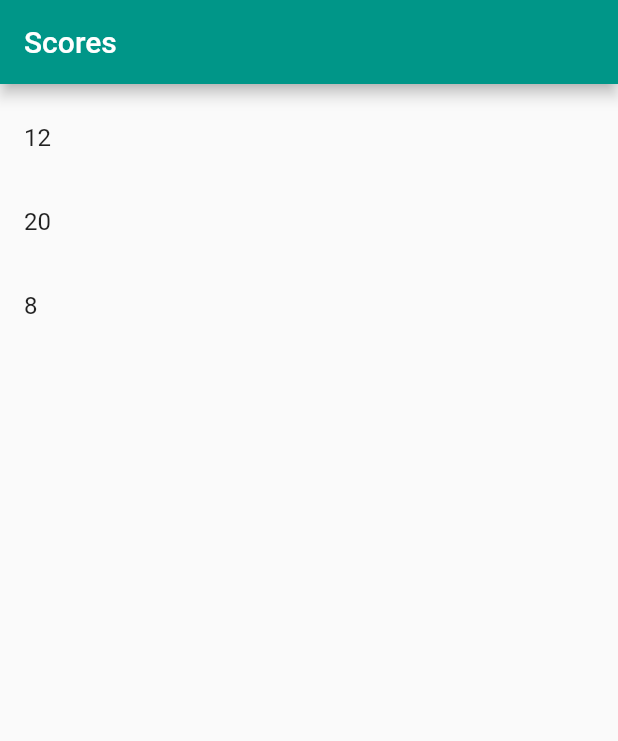
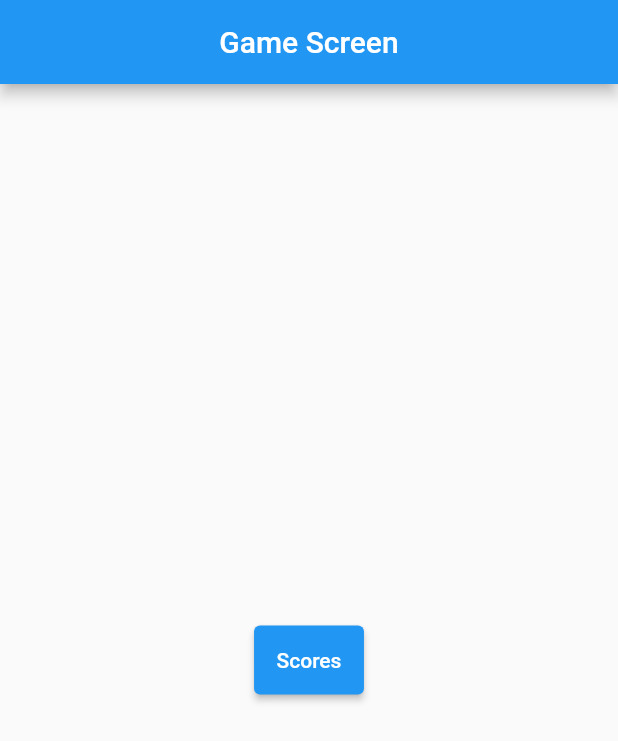
Before and after one commit to ryfuller03/project-3-sensory-overload, a Flutter app: the screen it shows after launch, on a phone screen of 412 x 824 dp. Shown: the top 741 px of the screen. Run offline on Flutter 3.47's test engine with Material 2 defaults, Android fonts, the light colour scheme and no system bars; our stand-ins replace sensors_plus; missing offline and left inert: dart:ffi.

Commit message:
Screen One Created

```diff
--- a/project_3_sensory_overload/lib/main.dart
+++ b/project_3_sensory_overload/lib/main.dart
@@ -8,103 +8,39 @@ void main() {
 class MyApp extends StatelessWidget {
   const MyApp({super.key});
 
-  // This widget is the root of your application.
   @override
   Widget build(BuildContext context) {
     return MaterialApp(
-      title: 'Score Page',
+      title: 'Direction Game',
+      home: MyHomePage(),
+      //change to game screen when pushed
       theme: ThemeData(
-        // This is the theme of your application.
-        //
-        // Try running your application with "flutter run". You'll see the
-        // application has a blue toolbar. Then, without quitting the app, try
-        // changing the primarySwatch below to Colors.green and then invoke
-        // "hot reload" (press "r" in the console where you ran "flutter run",
-        // or simply save your changes to "hot reload" in a Flutter IDE).
-        // Notice that the counter didn't reset back to zero; the application
-        // is not restarted.
-        primarySwatch: Colors.teal,
+        primarySwatch: Colors.blue,
       ),
-      home: const ScorePage(title: 'Scores'),
     );
   }
 }
 
-class ScorePage extends StatefulWidget {
-  const ScorePage({super.key, required this.title});
-
-  // This widget is the home page of your application. It is stateful, meaning
-  // that it has a State object (defined below) that contains fields that affect
-  // how it looks.
-
-  // This class is the configuration for the state. It holds the values (in this
-  // case the title) provided by the parent (in this case the App widget) and
-  // used by the build method of the State. Fields in a Widget subclass are
-  // always marked "final".
-
-  final String title;
-
+class MyHomePage extends StatelessWidget {
   @override
-  State<ScorePage> createState() => _ScorePageState();
-}
-
-class _ScorePageState extends State<ScorePage> {
-  final List<Score> scoresList = [
-    const Score(degree: 12),
-    const Score(degree: 20),
-    const Score(degree: 8)
-  ];
-
-  void _handleScoreAdded(int degreesOff) {
-    setState(() {
-      print("adding score");
-      Score score = Score(degree: degreesOff);
-      scoresList.add(score);
-      _scoreSortHelper(scoresList);
-      //.sort(); //if the list was just int values, this would work. Not sure if it does now.
-    });
-  }
-
-  List<Score> _scoreSortHelper(List<Score> scores) {
-    List<Score> scoresSorted = [];
-
-    //sort list
-
-    //convert sorted list to maps
-
-    final scoresMap = scores.asMap();
-
-    //change rank to key of map
-    for (Score s in scores) {
-      //s.rank = scoresMap.keys
-    }
-
-    //return sorted list
-    return (scoresSorted);
-  }
-
-  @override
-  Widget build(BuildContext context) {
-    // This method is rerun every time setState is called, for instance as done
-    // by the _incrementCounter method above.
-    //
-    // The Flutter framework has been optimized to make rerunning build methods
-    // fast, so that you can just rebuild anything that needs updating rather
-    // than having to individually change instances of widgets.
-    return Scaffold(
+  Widget build(BuildContext context) => Scaffold(
         appBar: AppBar(
-          title: Text(widget.title),
-          backgroundColor: Colors.teal,
+          title: Text("Game Screen"),
+          centerTitle: true,
         ),
-        body: ListView(
-          padding: const EdgeInsets.symmetric(vertical: 8.0),
-          children: scoresList.map((score) {
-            return ScoreItem(
-              score: score,
-            );
-          }).toList(),
-        ));
-  }
+        body: Center(
+          child: ElevatedButton(
+            style: ElevatedButton.styleFrom(
+              padding: EdgeInsets.all(15),
+            ),
+            child: Text('Scores'),
+            onPressed: () {
+              Navigator.push(context,
+                  MaterialPageRoute(builder: (context) => ScoreScreen()));
+            },
+          ),
+        ),
+      );
 }
 
 //example of getting index of list -> map -> keys
```
